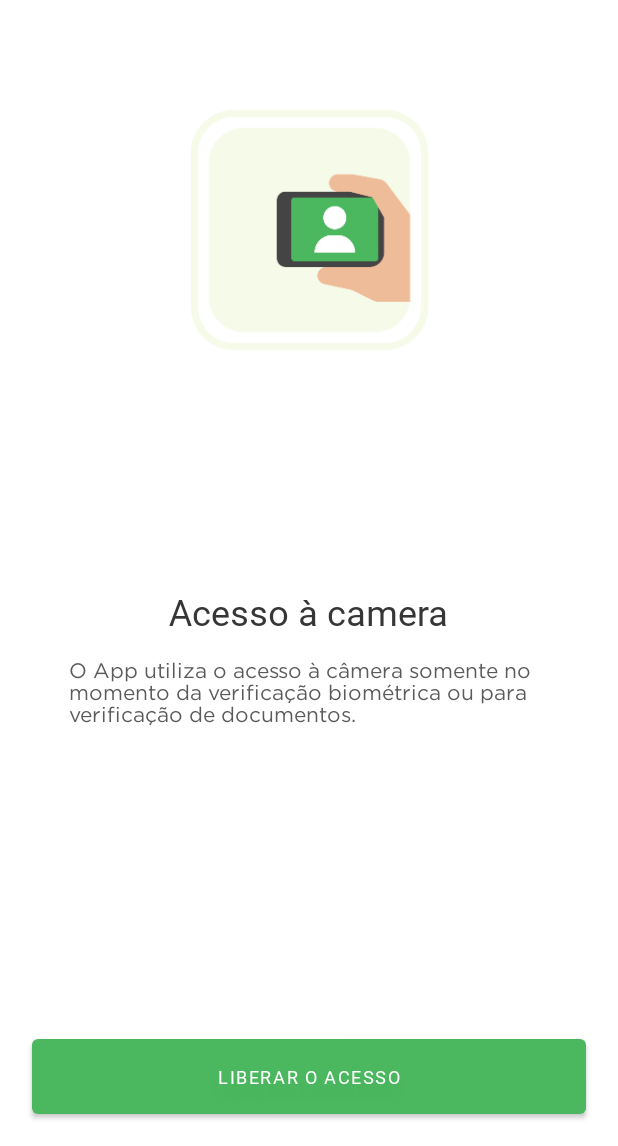
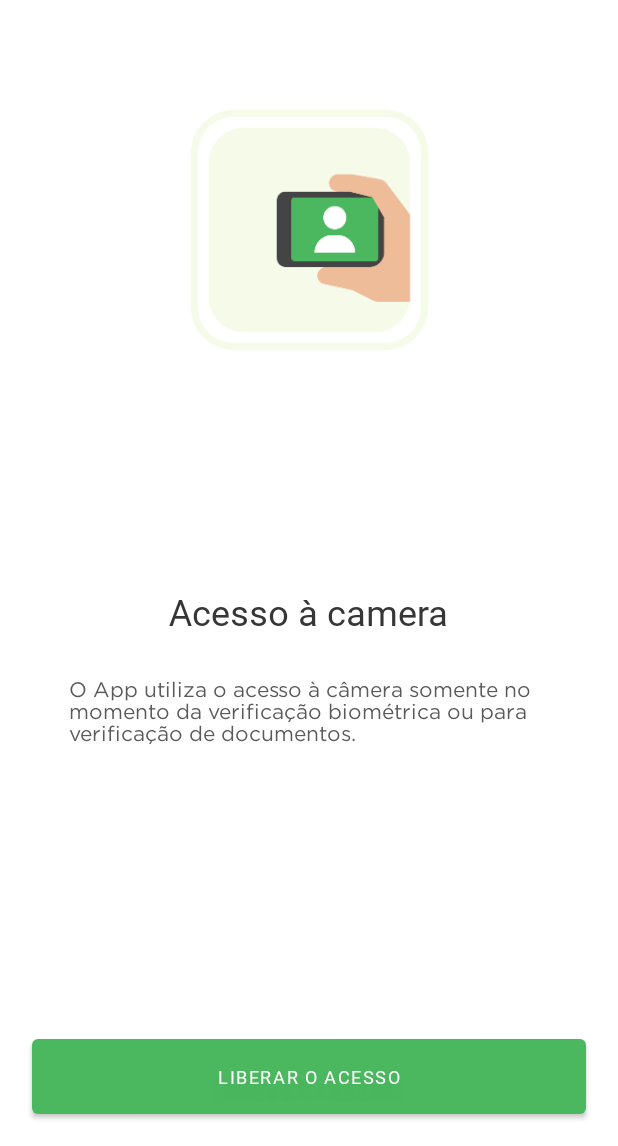
Before and after one commit to lorenzetti-10i9/Sample_OiTi_Android, an Android app: the PermissionActivity screen opened directly, with no data from a screen before it, on a phone screen of 412 x 824 dp, the part 90-1236 px from its top. Run offline under Robolectric (Android 15) with nearby library versions, the phone set to English and light mode, and no system bars.

Commit message:
id's, cores, constraints for smaller screen sizes

```diff
--- a/app/src/main/java/com/br10i9/sample_oiti_android/PermissionActivity.kt
+++ b/app/src/main/java/com/br10i9/sample_oiti_android/PermissionActivity.kt
@@ -22,10 +22,10 @@ class PermissionActivity : AppCompatActivity() {
         setTheme(R.style.Theme_Sample_OiTi_Android)
         setContentView(R.layout.permission_activity)
 
-        val backButton = findViewById<ImageButton>(R.id.backButton)
+        val backButton = findViewById<ImageButton>(R.id.back_button)
         backButton.setOnClickListener { finish() }
 
-        val permissionButton = findViewById<Button>(R.id.permissionButton)
+        val permissionButton = findViewById<Button>(R.id.permission_button)
         permissionButton.setOnClickListener { onPermissionButtonPressed() }
 
     }
--- a/app/src/main/res/drawable/button_shape.xml
+++ b/app/src/main/res/drawable/button_shape.xml
@@ -2,8 +2,8 @@
 <shape xmlns:android="http://schemas.android.com/apk/res/android"
     android:shape="rectangle"
     android:padding="10dp">
-    <solid android:color="#ffffff" />
-    <stroke android:width="1dp" android:color="#dadada"/>
+    <solid android:color="@color/white" />
+    <stroke android:width="1dp" android:color="@color/very_light_pink"/>
     <corners
         android:bottomRightRadius="4dp"
         android:bottomLeftRadius="4dp"
--- a/app/src/main/res/drawable/dialog_shape.xml
+++ b/app/src/main/res/drawable/dialog_shape.xml
@@ -1,7 +1,7 @@
 <?xml version="1.0" encoding="utf-8"?>
 <shape xmlns:android="http://schemas.android.com/apk/res/android"
     android:shape="rectangle">
-    <solid android:color="#ffffff" />
+    <solid android:color="@color/white" />
     <corners
         android:bottomRightRadius="4dp"
         android:bottomLeftRadius="4dp"
--- a/app/src/main/res/drawable/gradient_background.xml
+++ b/app/src/main/res/drawable/gradient_background.xml
@@ -2,7 +2,7 @@
 <shape xmlns:android="http://schemas.android.com/apk/res/android"
     android:shape="rectangle">
     <gradient
-        android:startColor="#82dc98"
-        android:endColor="#4bb75f"
+        android:startColor="@color/pale_teal"
+        android:endColor="@color/algae"
         android:angle="270" />
 </shape>
--- a/app/src/main/res/layout/permission_activity.xml
+++ b/app/src/main/res/layout/permission_activity.xml
@@ -8,12 +8,12 @@
     tools:context=".PermissionActivity">
 
     <TextView
-        android:id="@+id/textView4"
+        android:id="@+id/permission_title"
         android:layout_width="wrap_content"
         android:layout_height="wrap_content"
         android:fontFamily="@font/gotham_bold"
         android:text="@string/camera_access_title"
-        android:textColor="#363636"
+        android:textColor="@color/black"
         android:textSize="24sp"
         app:layout_constraintBottom_toBottomOf="parent"
         app:layout_constraintHorizontal_bias="0.5"
@@ -23,23 +23,22 @@
         app:layout_constraintVertical_bias="0.57" />
 
     <TextView
-        android:id="@+id/textView5"
+        android:id="@+id/permission_text"
         android:layout_width="match_parent"
         android:layout_height="wrap_content"
         android:layout_marginLeft="46dp"
+        android:layout_marginTop="27dp"
         android:layout_marginRight="46dp"
         android:fontFamily="@font/gotham_book"
         android:text="@string/camera_access_text"
-        android:textColor="#5a5a5a"
+        android:textColor="@color/brownish_grey"
         android:textSize="14sp"
-        app:layout_constraintBottom_toBottomOf="parent"
         app:layout_constraintLeft_toLeftOf="parent"
         app:layout_constraintRight_toRightOf="parent"
-        app:layout_constraintTop_toTopOf="parent"
-        app:layout_constraintVertical_bias="0.64" />
+        app:layout_constraintTop_toBottomOf="@+id/permission_title" />
 
     <ImageView
-        android:id="@+id/imageView4"
+        android:id="@+id/oiti_logo"
         android:layout_width="29dp"
         android:layout_height="36dp"
         android:layout_marginTop="24dp"
@@ -51,7 +50,7 @@
         app:srcCompat="@drawable/oiti_logo" />
 
     <ImageView
-        android:id="@+id/imageView5"
+        android:id="@+id/permission_image"
         android:layout_width="159dp"
         android:layout_height="161dp"
         android:contentDescription="@string/logo_description"
@@ -63,27 +62,27 @@
         app:srcCompat="@drawable/camera_access_image" />
 
     <Button
-        android:id="@+id/permissionButton"
+        android:id="@+id/permission_button"
         android:layout_width="match_parent"
         android:layout_height="50dp"
         android:layout_margin="21dp"
         android:fontFamily="@font/gotham_bold"
         android:insetTop="0dp"
         android:insetBottom="0dp"
-        android:shadowColor="#5b46b85b"
+        android:shadowColor="@color/greenish_36"
         android:shadowDy="12"
         android:shadowRadius="5"
         android:text="@string/camera_access_button_text"
         android:textColor="@android:color/white"
         android:textSize="12sp"
-        app:backgroundTint="#4bb75f"
+        app:backgroundTint="@color/algae"
         app:cornerRadius="4dp"
         app:layout_constraintBottom_toBottomOf="parent"
         app:layout_constraintEnd_toEndOf="parent"
         app:layout_constraintStart_toStartOf="parent" />
 
     <ImageButton
-        android:id="@+id/backButton"
+        android:id="@+id/back_button"
         android:layout_width="26dp"
         android:layout_height="26dp"
         android:layout_marginStart="21dp"
@@ -96,17 +95,17 @@
         app:srcCompat="@drawable/left_arrow" />
 
     <TextView
-        android:id="@+id/textView6"
+        android:id="@+id/back_text"
         android:layout_width="wrap_content"
         android:layout_height="wrap_content"
         android:layout_marginStart="15dp"
         android:layout_marginLeft="15dp"
         android:fontFamily="@font/gotham_bold"
         android:text="@string/back_button_text"
-        android:textColor="#383838"
+        android:textColor="@color/black_two"
         android:textSize="10sp"
-        app:layout_constraintBottom_toBottomOf="@+id/backButton"
-        app:layout_constraintStart_toEndOf="@+id/backButton"
-        app:layout_constraintTop_toTopOf="@+id/backButton" />
+        app:layout_constraintBottom_toBottomOf="@+id/back_button"
+        app:layout_constraintStart_toEndOf="@+id/back_button"
+        app:layout_constraintTop_toTopOf="@+id/back_button" />
 
 </androidx.constraintlayout.widget.ConstraintLayout>
--- a/app/src/main/res/values-night/strings.xml
+++ /dev/null
@@ -1,19 +0,0 @@
-<?xml version="1.0" encoding="utf-8"?>
-<resources>
-    <string name="main_title">Selecione uma opção</string>
-    <string name="logo_description">imagem de logo</string>
-    <string name="face_icon_description">icone de scan facial</string>
-    <string name="biometria_button_text">Nam dapibus nisl vitae elit</string>
-    <string name="biometria_title_text">Biometria</string>
-    <string name="camera_access_title">Acesso à camera</string>
-    <string name="camera_access_text">O App utiliza o acesso à câmera somente no momento da verificação biométrica ou para verificação de documentos.</string>
-    <string name="camera_access_button_text">LIBERAR O ACESSO</string>
-    <string name="back_button_description">botão voltar</string>
-    <string name="back_button_text">VOLTAR</string>
-    <string name="ok_icon_description">ícone de ok</string>
-    <string name="ok_dialog_text">Verificação concluída!</string>
-    <string name="error_icon_description">ícone de erro</string>
-    <string name="error_dialog_text">Não conseguimos captar seu movimento.</string>
-    <string name="retry_button_text">TENTAR NOVAMENTE</string>
-    <string name="error_dialog_title">Ops!</string>
-</resources>
--- a/app/src/main/res/values-night/themes.xml
+++ /dev/null
@@ -1,19 +0,0 @@
-<resources xmlns:tools="http://schemas.android.com/tools">
-    <!-- Base application theme. -->
-    <style name="Theme.Sample_OiTi_Android" parent="Theme.MaterialComponents.DayNight.NoActionBar">
-        <!-- Primary brand color. -->
-        <item name="colorPrimary">@color/purple_200</item>
-        <item name="colorPrimaryVariant">@color/purple_700</item>
-        <item name="colorOnPrimary">@color/black</item>
-        <!-- Secondary brand color. -->
-        <item name="colorSecondary">@color/teal_200</item>
-        <item name="colorSecondaryVariant">@color/teal_200</item>
-        <item name="colorOnSecondary">@color/black</item>
-        <!-- Status bar color. -->
-        <item name="android:statusBarColor" tools:targetApi="l">?attr/colorPrimaryVariant</item>
-        <!-- Customize your theme here. -->
-    </style>
-    <style name="SplashScreenTheme" parent="Theme.MaterialComponents.Light.NoActionBar">
-        <item name="android:windowBackground">@drawable/splash_screen</item>
-    </style>
-</resources>
--- a/app/src/main/res/values/colors.xml
+++ b/app/src/main/res/values/colors.xml
@@ -1,10 +1,11 @@
 <?xml version="1.0" encoding="utf-8"?>
 <resources>
-    <color name="purple_200">#FFBB86FC</color>
-    <color name="purple_500">#FF6200EE</color>
-    <color name="purple_700">#FF3700B3</color>
-    <color name="teal_200">#FF03DAC5</color>
-    <color name="teal_700">#FF018786</color>
-    <color name="black">#FF000000</color>
     <color name="white">#FFFFFFFF</color>
+    <color name="algae">#4bb75f</color>
+    <color name="pale_teal">#82dc98</color>
+    <color name="black">#363636</color>
+    <color name="brownish_grey">#5a5a5a</color>
+    <color name="black_two">#383838</color>
+    <color name="greenish_36">#5b46b85b</color>
+    <color name="very_light_pink">#dadada</color>
 </resources>
--- a/app/src/main/res/values/themes.xml
+++ b/app/src/main/res/values/themes.xml
@@ -2,12 +2,12 @@
     <!-- Base application theme. -->
     <style name="Theme.Sample_OiTi_Android" parent="Theme.MaterialComponents.DayNight.NoActionBar">
         <!-- Primary brand color. -->
-        <item name="colorPrimary">@color/purple_500</item>
-        <item name="colorPrimaryVariant">@color/purple_700</item>
+        <item name="colorPrimary">@color/algae</item>
+        <item name="colorPrimaryVariant">@color/pale_teal</item>
         <item name="colorOnPrimary">@color/white</item>
         <!-- Secondary brand color. -->
-        <item name="colorSecondary">@color/teal_200</item>
-        <item name="colorSecondaryVariant">@color/teal_700</item>
+        <item name="colorSecondary">@color/algae</item>
+        <item name="colorSecondaryVariant">@color/pale_teal</item>
         <item name="colorOnSecondary">@color/black</item>
         <!-- Status bar color. -->
         <item name="android:statusBarColor" tools:targetApi="l">?attr/colorPrimaryVariant</item>
```
Also changed, not shown: app/src/main/java/com/br10i9/sample_oiti_android/MainActivity.kt (+6 -6 lines), app/src/main/res/layout/activity_main.xml (+12 -12 lines), app/src/main/res/layout/error_dialog.xml (+10 -10 lines), app/src/main/res/layout/ok_dialog.xml (+5 -5 lines), app/src/main/res/drawable-hdpi/group_8.png (added), app/src/main/res/drawable-mdpi/group_8.png (added), app/src/main/res/drawable-xhdpi/group_8.png (added), app/src/main/res/drawable-xxhdpi/group_8.png (added), app/src/main/res/drawable-xxxhdpi/group_8.png (added).
